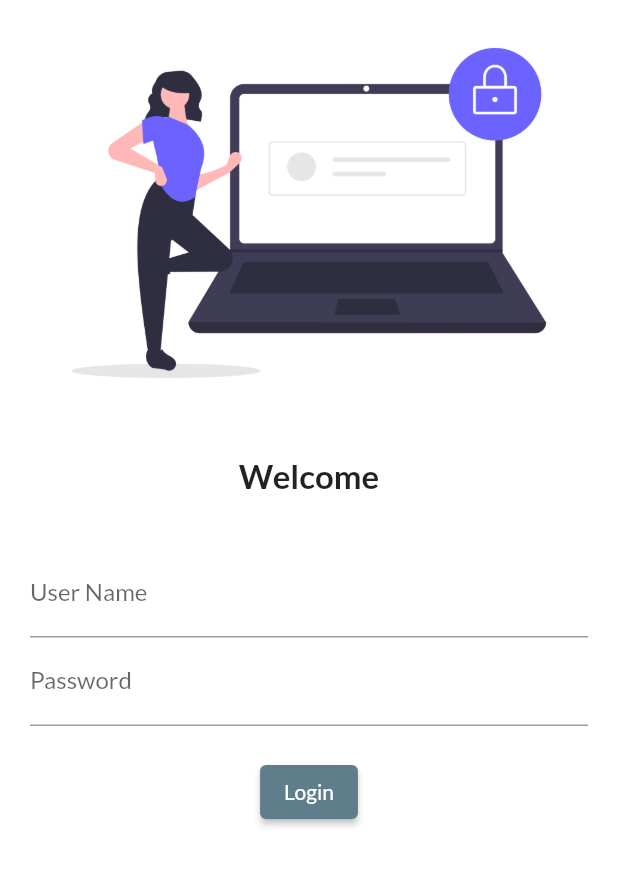
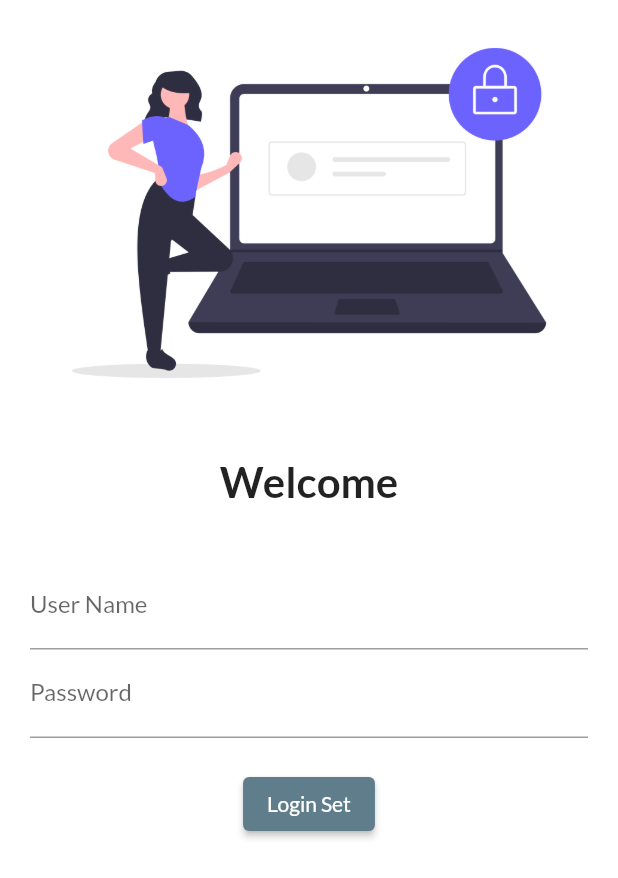
Before and after one commit to GitTechVishal/30DaysofFlutter, a Flutter app: the screen it shows after launch, on a phone screen of 412 x 824 dp. Shown: the top 878 px of the screen. Run offline on Flutter 3.47's test engine with Material 2 defaults, Android fonts, the phone set to English and light mode, and no system bars; our stand-ins replace google_fonts.

Commit message:
Day5 Completed

```diff
--- a/lib/main.dart
+++ b/lib/main.dart
@@ -1,6 +1,7 @@
 import 'package:flutter/material.dart';
 import 'package:flutter_application_1/pages/login_page.dart';
 import 'package:flutter_application_1/pages/home_page.dart';
+import 'package:flutter_application_1/utils/routes.dart';
 import 'package:google_fonts/google_fonts.dart';
 
 void main() {
@@ -16,11 +17,14 @@ class MyApp extends StatelessWidget {
       theme: ThemeData(
           primarySwatch: Colors.blueGrey,
           fontFamily: GoogleFonts.lato().fontFamily),
+      debugShowCheckedModeBanner: false,
       initialRoute: "/login",
       routes: {
         "/": (context) => LoginPage(),
-        "/home": (context) => HomePage(),
-        "/login": (context) => LoginPage()
+        // "/home": (context) => HomePage(),
+        // "/login": (context) => LoginPage()
+        MyRoutes.homeRoute: (context) => HomePage(),
+        MyRoutes.loginRoute: (context) => LoginPage()
       },
       // darkTheme: ThemeData(brightness: Brightness.light),
     );
--- a/lib/pages/login_page.dart
+++ b/lib/pages/login_page.dart
@@ -1,10 +1,12 @@
 import 'package:flutter/material.dart';
+import 'package:flutter_application_1/utils/routes.dart';
 
 class LoginPage extends StatelessWidget {
   @override
   Widget build(BuildContext context) {
     return Material(
       color: Colors.white,
+      child: SingleChildScrollView(
         child: Column(
           children: [
             Image.asset(
@@ -16,13 +18,14 @@ class LoginPage extends StatelessWidget {
             ),
             Text(
               "Welcome",
-            style: TextStyle(fontSize: 22, fontWeight: FontWeight.bold),
+              style: TextStyle(fontSize: 28, fontWeight: FontWeight.bold),
             ),
             SizedBox(
               height: 20,
             ),
             Padding(
-            padding: const EdgeInsets.symmetric(vertical: 16.0, horizontal: 20),
+              padding:
+                  const EdgeInsets.symmetric(vertical: 16.0, horizontal: 20),
               child: Column(
                 children: [
                   TextFormField(
@@ -42,10 +45,10 @@ class LoginPage extends StatelessWidget {
                     height: 20,
                   ),
                   ElevatedButton(
-                  child: Text("Login"),
-                  style: TextButton.styleFrom(),
+                    child: Text("Login Set"),
+                    style: TextButton.styleFrom(maximumSize: Size(250, 40)),
                     onPressed: () {
-                    print("Hello");
+                      Navigator.pushNamed(context, MyRoutes.homeRoute);
                     },
                   )
                 ],
@@ -53,6 +56,7 @@ class LoginPage extends StatelessWidget {
             ),
           ],
         ),
+      ),
     );
   }
 }
--- /dev/null
+++ b/lib/utils/routes.dart
@@ -0,0 +1,4 @@
+class MyRoutes {
+  static String loginRoute = "/login";
+  static String homeRoute = "/home";
+}
```
Lines whose indentation alone changed are shown as unchanged.
